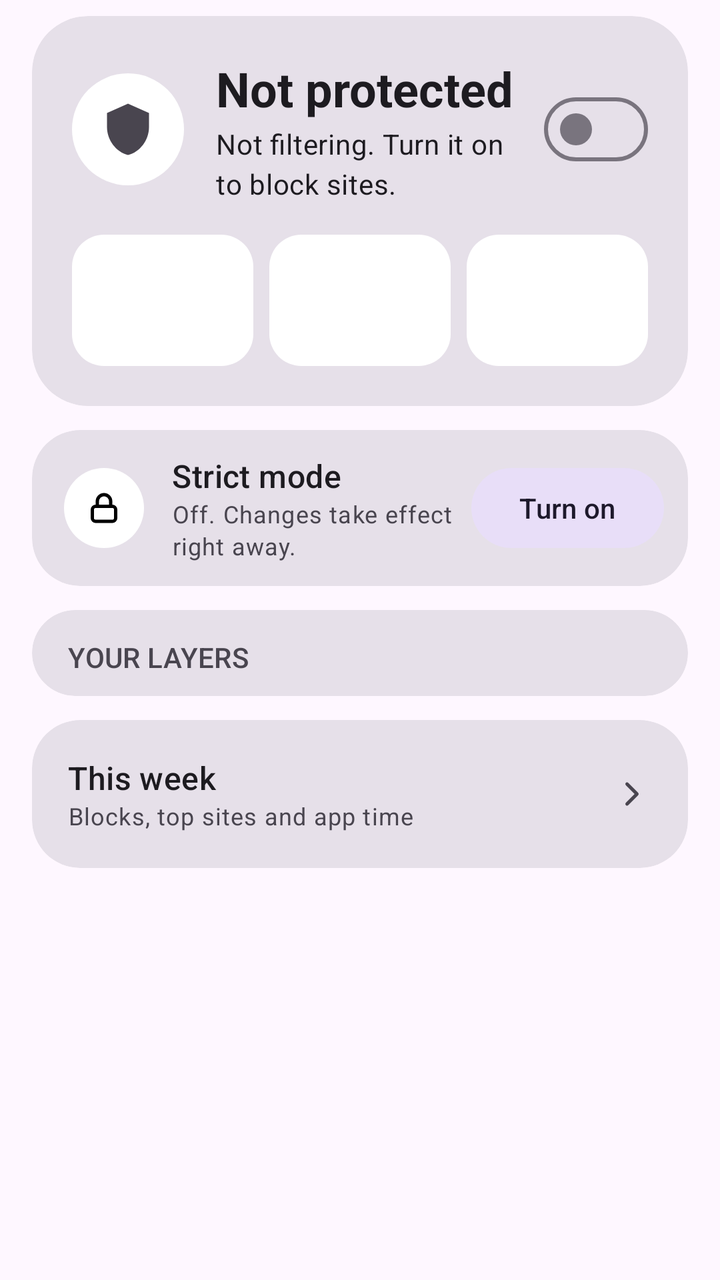
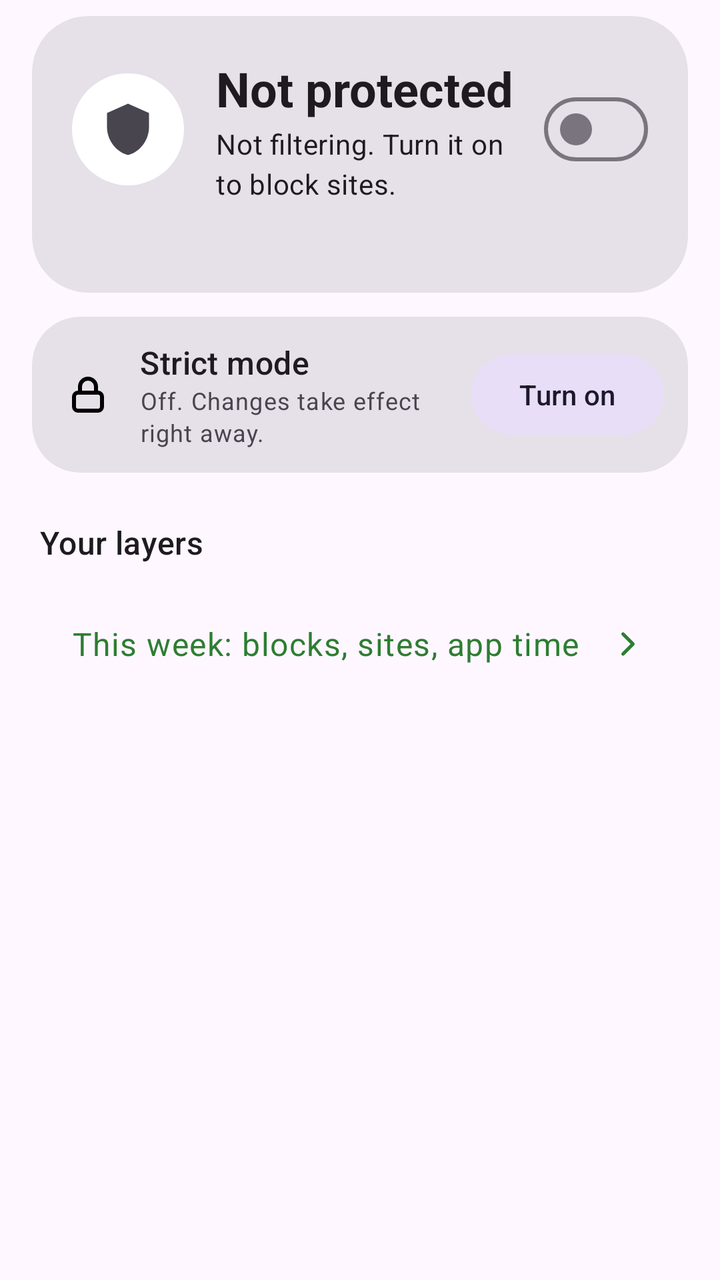

Compare the two renders of this Android layout. The source of the first and the diff that turns it into the second are given below.
<!-- AndroidManifest.xml: application theme Theme.FocusFence -->
<!-- res/layout/fragment_home.xml -->
<?xml version="1.0" encoding="utf-8"?>
<androidx.core.widget.NestedScrollView
    xmlns:android="http://schemas.android.com/apk/res/android"
    xmlns:app="http://schemas.android.com/apk/res-auto"
    android:layout_width="match_parent"
    android:layout_height="match_parent"
    android:fillViewport="true">

    <LinearLayout
        android:layout_width="match_parent"
        android:layout_height="wrap_content"
        android:orientation="vertical"
        android:paddingHorizontal="16dp"
        android:paddingTop="8dp"
        android:paddingBottom="24dp">

        
        <com.google.android.material.card.MaterialCardView
            android:id="@+id/heroCard"
            android:layout_width="match_parent"
            android:layout_height="wrap_content"
            app:cardCornerRadius="28dp"
            app:contentPadding="20dp">

            <LinearLayout
                android:layout_width="match_parent"
                android:layout_height="wrap_content"
                android:orientation="vertical">

                <LinearLayout
                    android:layout_width="match_parent"
                    android:layout_height="wrap_content"
                    android:gravity="center_vertical"
                    android:orientation="horizontal">

                    <FrameLayout
                        android:id="@+id/heroIconBg"
                        android:layout_width="56dp"
                        android:layout_height="56dp"
                        android:background="@drawable/bg_circle">

                        <ImageView
                            android:id="@+id/heroIcon"
                            android:layout_width="28dp"
                            android:layout_height="28dp"
                            android:layout_gravity="center"
                            android:importantForAccessibility="no"
                            android:src="@drawable/ic_shield" />
                    </FrameLayout>

                    <LinearLayout
                        android:layout_width="0dp"
                        android:layout_height="wrap_content"
                        android:layout_marginStart="16dp"
                        android:layout_marginEnd="8dp"
                        android:layout_weight="1"
                        android:orientation="vertical">

                        <TextView
                            android:id="@+id/heroTitle"
                            android:layout_width="wrap_content"
                            android:layout_height="wrap_content"
                            android:text="@string/hero_off"
                            android:textAppearance="?attr/textAppearanceHeadlineSmall"
                            android:textStyle="bold" />

                        <TextView
                            android:id="@+id/statusText"
                            android:layout_width="wrap_content"
                            android:layout_height="wrap_content"
                            android:layout_marginTop="2dp"
                            android:text="@string/status_inactive"
                            android:textAppearance="?attr/textAppearanceBodyMedium" />
                    </LinearLayout>

                    <com.google.android.material.materialswitch.MaterialSwitch
                        android:id="@+id/vpnSwitch"
                        android:layout_width="wrap_content"
                        android:layout_height="wrap_content"
                        android:contentDescription="@string/blocking_switch_label" />
                </LinearLayout>

                
                <LinearLayout
                    android:id="@+id/statsRow"
                    android:layout_width="match_parent"
                    android:layout_height="wrap_content"
                    android:layout_marginTop="16dp"
                    android:baselineAligned="false"
                    android:orientation="horizontal">

                    <include
                        android:id="@+id/statBlocked"
                        layout="@layout/item_hero_stat"
                        android:layout_width="0dp"
                        android:layout_height="wrap_content"
                        android:layout_weight="1" />

                    <include
                        android:id="@+id/statPartners"
                        layout="@layout/item_hero_stat"
                        android:layout_width="0dp"
                        android:layout_height="wrap_content"
                        android:layout_marginStart="8dp"
                        android:layout_weight="1" />

                    <include
                        android:id="@+id/statSync"
                        layout="@layout/item_hero_stat"
                        android:layout_width="0dp"
                        android:layout_height="wrap_content"
                        android:layout_marginStart="8dp"
                        android:layout_weight="1" />
                </LinearLayout>
            </LinearLayout>
        </com.google.android.material.card.MaterialCardView>

        
        <com.google.android.material.card.MaterialCardView
            android:id="@+id/strictCard"
            android:layout_width="match_parent"
            android:layout_height="wrap_content"
            android:layout_marginTop="12dp"
            android:clickable="true"
            android:focusable="true"
            app:cardCornerRadius="24dp"
            app:contentPaddingBottom="12dp"
            app:contentPaddingLeft="16dp"
            app:contentPaddingRight="12dp"
            app:contentPaddingTop="12dp">

            <LinearLayout
                android:layout_width="match_parent"
                android:layout_height="wrap_content"
                android:gravity="center_vertical"
                android:orientation="horizontal">

                <FrameLayout
                    android:id="@+id/strictIconBg"
                    android:layout_width="40dp"
                    android:layout_height="40dp"
                    android:background="@drawable/bg_circle">

                    <ImageView
                        android:id="@+id/strictIcon"
                        android:layout_width="20dp"
                        android:layout_height="20dp"
                        android:layout_gravity="center"
                        android:importantForAccessibility="no"
                        android:src="@drawable/ic_lock" />
                </FrameLayout>

                <LinearLayout
                    android:layout_width="0dp"
                    android:layout_height="wrap_content"
                    android:layout_marginStart="14dp"
                    android:layout_weight="1"
                    android:orientation="vertical">

                    <TextView
                        android:layout_width="wrap_content"
                        android:layout_height="wrap_content"
                        android:text="@string/strict_title"
                        android:textAppearance="?attr/textAppearanceTitleMedium" />

                    <TextView
                        android:id="@+id/strictStatusText"
                        android:layout_width="wrap_content"
                        android:layout_height="wrap_content"
                        android:text="@string/home_strict_off"
                        android:textAppearance="?attr/textAppearanceBodySmall"
                        android:textColor="?attr/colorOnSurfaceVariant" />
                </LinearLayout>

                <Button
                    android:id="@+id/strictActionButton"
                    style="@style/Widget.Material3.Button.TonalButton"
                    android:layout_width="wrap_content"
                    android:layout_height="wrap_content"
                    android:layout_marginStart="8dp"
                    android:text="@string/home_strict_turn_on" />
            </LinearLayout>
        </com.google.android.material.card.MaterialCardView>

        
        <com.google.android.material.card.MaterialCardView
            android:id="@+id/attentionCard"
            android:layout_width="match_parent"
            android:layout_height="wrap_content"
            android:layout_marginTop="12dp"
            android:visibility="gone"
            app:cardCornerRadius="24dp"
            app:contentPadding="16dp">

            <LinearLayout
                android:layout_width="match_parent"
                android:layout_height="wrap_content"
                android:orientation="vertical">

                <TextView
                    android:id="@+id/attentionTitle"
                    android:layout_width="wrap_content"
                    android:layout_height="wrap_content"
                    android:text="@string/attention_title"
                    android:textAppearance="?attr/textAppearanceTitleMedium"
                    android:textColor="@color/warn" />

                <LinearLayout
                    android:id="@+id/accessibilityRow"
                    android:layout_width="match_parent"
                    android:layout_height="wrap_content"
                    android:gravity="center_vertical"
                    android:orientation="horizontal"
                    android:visibility="gone">

                    <TextView
                        android:layout_width="0dp"
                        android:layout_height="wrap_content"
                        android:layout_weight="1"
                        android:text="@string/attention_accessibility"
                        android:textAppearance="?attr/textAppearanceBodySmall"
                        android:textColor="?attr/colorOnSurfaceVariant" />

                    <Button
                        android:id="@+id/accessibilityActionButton"
                        style="@style/Widget.Material3.Button.TextButton"
                        android:layout_width="wrap_content"
                        android:layout_height="wrap_content"
                        android:text="@string/section_enable_button" />
                </LinearLayout>

                <LinearLayout
                    android:id="@+id/adlistRow"
                    android:layout_width="match_parent"
                    android:layout_height="wrap_content"
                    android:gravity="center_vertical"
                    android:orientation="horizontal"
                    android:visibility="gone">

                    <TextView
                        android:layout_width="0dp"
                        android:layout_height="wrap_content"
                        android:layout_weight="1"
                        android:text="@string/attention_adlist"
                        android:textAppearance="?attr/textAppearanceBodySmall"
                        android:textColor="?attr/colorOnSurfaceVariant" />

                    <Button
                        android:id="@+id/adlistActionButton"
                        style="@style/Widget.Material3.Button.TextButton"
                        android:layout_width="wrap_content"
                        android:layout_height="wrap_content"
                        android:text="@string/attention_adlist_action" />
                </LinearLayout>
            </LinearLayout>
        </com.google.android.material.card.MaterialCardView>

        <com.google.android.material.card.MaterialCardView
            android:layout_width="match_parent"
            android:layout_height="wrap_content"
            android:layout_marginTop="12dp"
            app:cardCornerRadius="24dp"
            app:contentPaddingBottom="6dp"
            app:contentPaddingTop="14dp">

            <LinearLayout
                android:layout_width="match_parent"
                android:layout_height="wrap_content"
                android:orientation="vertical">

                <LinearLayout
                    android:layout_width="match_parent"
                    android:layout_height="wrap_content"
                    android:orientation="horizontal"
                    android:paddingHorizontal="18dp">

                    <TextView
                        android:layout_width="0dp"
                        android:layout_height="wrap_content"
                        android:layout_weight="1"
                        android:text="@string/home_layers_title"
                        android:textAllCaps="true"
                        android:textAppearance="?attr/textAppearanceLabelLarge"
                        android:textColor="?attr/colorOnSurfaceVariant" />

                    <TextView
                        android:id="@+id/layersCount"
                        android:layout_width="wrap_content"
                        android:layout_height="wrap_content"
                        android:textAppearance="?attr/textAppearanceLabelLarge"
                        android:textColor="@color/good" />
                </LinearLayout>

                
                <LinearLayout
                    android:id="@+id/statusContainer"
                    android:layout_width="match_parent"
                    android:layout_height="wrap_content"
                    android:layout_marginTop="4dp"
                    android:orientation="vertical" />
            </LinearLayout>
        </com.google.android.material.card.MaterialCardView>

        <com.google.android.material.card.MaterialCardView
            android:id="@+id/weekCard"
            android:layout_width="match_parent"
            android:layout_height="wrap_content"
            android:layout_marginTop="12dp"
            android:clickable="true"
            android:focusable="true"
            app:cardCornerRadius="24dp"
            app:contentPadding="18dp">

            <LinearLayout
                android:layout_width="match_parent"
                android:layout_height="wrap_content"
                android:gravity="center_vertical"
                android:orientation="horizontal">

                <LinearLayout
                    android:layout_width="0dp"
                    android:layout_height="wrap_content"
                    android:layout_weight="1"
                    android:orientation="vertical">

                    <TextView
                        android:layout_width="wrap_content"
                        android:layout_height="wrap_content"
                        android:text="@string/home_week_title"
                        android:textAppearance="?attr/textAppearanceTitleMedium" />

                    <TextView
                        android:layout_width="wrap_content"
                        android:layout_height="wrap_content"
                        android:text="@string/home_week_summary"
                        android:textAppearance="?attr/textAppearanceBodySmall"
                        android:textColor="?attr/colorOnSurfaceVariant" />
                </LinearLayout>

                <ImageView
                    android:layout_width="20dp"
                    android:layout_height="20dp"
                    android:importantForAccessibility="no"
                    android:src="@drawable/ic_chevron_right"
                    app:tint="?attr/colorOnSurfaceVariant" />
            </LinearLayout>
        </com.google.android.material.card.MaterialCardView>
    </LinearLayout>
</androidx.core.widget.NestedScrollView>
<!-- res/layout/item_hero_stat.xml (included above) -->
<?xml version="1.0" encoding="utf-8"?>
<LinearLayout xmlns:android="http://schemas.android.com/apk/res/android"
    android:id="@+id/statRoot"
    android:layout_width="match_parent"
    android:layout_height="wrap_content"
    android:background="@drawable/bg_stat_tile"
    android:orientation="vertical"
    android:paddingHorizontal="12dp"
    android:paddingVertical="10dp">

    <TextView
        android:id="@+id/statValue"
        android:layout_width="wrap_content"
        android:layout_height="wrap_content"
        android:maxLines="1"
        android:textAppearance="?attr/textAppearanceTitleLarge"
        android:textStyle="bold" />

    <TextView
        android:id="@+id/statLabel"
        android:layout_width="wrap_content"
        android:layout_height="wrap_content"
        android:maxLines="1"
        android:textAppearance="?attr/textAppearanceBodySmall" />
</LinearLayout>
<!-- resources referenced by this layout -->
<resources>
  <color name="good">#1E7A45</color>
  <color name="warn">#8A5A00</color>
  <!-- drawable bg_circle (drawable) -->
  <?xml version="1.0" encoding="utf-8"?>
  <shape xmlns:android="http://schemas.android.com/apk/res/android" android:shape="oval">
      <solid android:color="#FFFFFFFF" />
  </shape>
  <!-- drawable bg_stat_tile (drawable) -->
  <?xml version="1.0" encoding="utf-8"?>
  <shape xmlns:android="http://schemas.android.com/apk/res/android" android:shape="rectangle">
      <corners android:radius="16dp" />
      <solid android:color="#FFFFFFFF" />
  </shape>
  <!-- drawable ic_chevron_right (drawable) -->
  <vector xmlns:android="http://schemas.android.com/apk/res/android" android:width="24dp" android:height="24dp" android:viewportWidth="24" android:viewportHeight="24">
      <path android:pathData="M9,6l6,6 -6,6" android:strokeColor="#FF000000" android:strokeWidth="2" android:strokeLineCap="round" android:strokeLineJoin="round" android:fillColor="#00000000"/>
  </vector>
  <!-- drawable ic_lock (drawable) -->
  <vector xmlns:android="http://schemas.android.com/apk/res/android" android:width="24dp" android:height="24dp" android:viewportWidth="24" android:viewportHeight="24">
      <path android:pathData="M7,11h10a2,2 0,0 1,2 2v5a2,2 0,0 1,-2 2H7a2,2 0,0 1,-2 -2v-5a2,2 0,0 1,2 -2z" android:strokeColor="#FF000000" android:strokeWidth="2" android:fillColor="#00000000"/>
      <path android:pathData="M8,11V8a4,4 0,0 1,8 0v3" android:strokeColor="#FF000000" android:strokeWidth="2" android:strokeLineCap="round" android:fillColor="#00000000"/>
  </vector>
  <!-- drawable ic_shield (drawable) -->
  <?xml version="1.0" encoding="utf-8"?>
  <vector xmlns:android="http://schemas.android.com/apk/res/android"
      android:width="24dp"
      android:height="24dp"
      android:viewportWidth="24"
      android:viewportHeight="24"
      android:tint="?attr/colorControlNormal">
      <path
          android:fillColor="#FFFFFFFF"
          android:pathData="M12,1L3,5v6c0,5.55 3.84,10.74 9,12 5.16,-1.26 9,-6.45 9,-12V5L12,1z" />
  </vector>
  <string name="attention_accessibility">Section rules and blocked apps need the accessibility permission.</string>
  <string name="attention_adlist">Ad blocking is on, but no filter list is downloaded yet.</string>
  <string name="attention_adlist_action">Open settings</string>
  <string name="attention_title">Needs attention</string>
  <string name="blocking_switch_label">Protection</string>
  <string name="hero_off">Not protected</string>
  <string name="home_layers_title">Your layers</string>
  <string name="home_strict_off">Off. Changes take effect right away.</string>
  <string name="home_strict_turn_on">Turn on</string>
  <string name="home_week_summary">Blocks, top sites and app time</string>
  <string name="home_week_title">This week</string>
  <string name="section_enable_button">Enable</string>
  <string name="status_inactive">Not filtering. Turn it on to block sites.</string>
  <string name="strict_title">Strict mode</string>
  <style name="Theme.FocusFence" parent="Theme.Material3.DayNight.NoActionBar">
          <item name="colorPrimary">@color/brand_primary</item>
          
          <item name="materialCardViewStyle">@style/Widget.Material3.CardView.Filled</item>
          
          <item name="android:statusBarColor">?attr/colorSurface</item>
          <item name="android:navigationBarColor">?attr/colorSurface</item>
          <item name="android:windowLightStatusBar">true</item>
      </style>
  <color name="brand_primary">#2E7D32</color>
</resources>

<!-- the commit's change to res/layout/fragment_home.xml (unified diff, before → after) -->
@@ -81,37 +81,13 @@
                 </LinearLayout>
 
                 
-                <LinearLayout
-                    android:id="@+id/statsRow"
-                    android:layout_width="match_parent"
-                    android:layout_height="wrap_content"
-                    android:layout_marginTop="16dp"
-                    android:baselineAligned="false"
-                    android:orientation="horizontal">
-
-                    <include
-                        android:id="@+id/statBlocked"
-                        layout="@layout/item_hero_stat"
-                        android:layout_width="0dp"
-                        android:layout_height="wrap_content"
-                        android:layout_weight="1" />
-
-                    <include
-                        android:id="@+id/statPartners"
-                        layout="@layout/item_hero_stat"
-                        android:layout_width="0dp"
-                        android:layout_height="wrap_content"
-                        android:layout_marginStart="8dp"
-                        android:layout_weight="1" />
-
-                    <include
-                        android:id="@+id/statSync"
-                        layout="@layout/item_hero_stat"
-                        android:layout_width="0dp"
-                        android:layout_height="wrap_content"
-                        android:layout_marginStart="8dp"
-                        android:layout_weight="1" />
-                </LinearLayout>
+                <TextView
+                    android:id="@+id/heroDetail"
+                    android:layout_width="match_parent"
+                    android:layout_height="wrap_content"
+                    android:layout_marginStart="72dp"
+                    android:layout_marginTop="6dp"
+                    android:textAppearance="?attr/textAppearanceBodyMedium" />
             </LinearLayout>
         </com.google.android.material.card.MaterialCardView>
 
@@ -135,20 +111,12 @@
                 android:gravity="center_vertical"
                 android:orientation="horizontal">
 
-                <FrameLayout
-                    android:id="@+id/strictIconBg"
-                    android:layout_width="40dp"
-                    android:layout_height="40dp"
-                    android:background="@drawable/bg_circle">
-
-                    <ImageView
-                        android:id="@+id/strictIcon"
-                        android:layout_width="20dp"
-                        android:layout_height="20dp"
-                        android:layout_gravity="center"
-                        android:importantForAccessibility="no"
-                        android:src="@drawable/ic_lock" />
-                </FrameLayout>
+                <ImageView
+                    android:id="@+id/strictIcon"
+                    android:layout_width="24dp"
+                    android:layout_height="24dp"
+                    android:importantForAccessibility="no"
+                    android:src="@drawable/ic_lock" />
 
                 <LinearLayout
                     android:layout_width="0dp"
@@ -255,121 +223,66 @@
             </LinearLayout>
         </com.google.android.material.card.MaterialCardView>
 
-        <com.google.android.material.card.MaterialCardView
-            android:layout_width="match_parent"
-            android:layout_height="wrap_content"
-            android:layout_marginTop="12dp"
-            app:cardCornerRadius="24dp"
-            app:contentPaddingBottom="6dp"
-            app:contentPaddingTop="14dp">
-
-            <LinearLayout
-                android:layout_width="match_parent"
-                android:layout_height="wrap_content"
-                android:orientation="vertical">
-
-                <LinearLayout
-                    android:layout_width="match_parent"
-                    android:layout_height="wrap_content"
-                    android:orientation="horizontal"
-                    android:paddingHorizontal="18dp">
-
-                    <TextView
-                        android:layout_width="0dp"
-                        android:layout_height="wrap_content"
-                        android:layout_weight="1"
-                        android:text="@string/home_layers_title"
-                        android:textAllCaps="true"
-                        android:textAppearance="?attr/textAppearanceLabelLarge"
-                        android:textColor="?attr/colorOnSurfaceVariant" />
-
-                    <TextView
-                        android:id="@+id/layersCount"
-                        android:layout_width="wrap_content"
-                        android:layout_height="wrap_content"
-                        android:textAppearance="?attr/textAppearanceLabelLarge"
-                        android:textColor="@color/good" />
-                </LinearLayout>
-
-                
-                <LinearLayout
-                    android:id="@+id/statusContainer"
-                    android:layout_width="match_parent"
-                    android:layout_height="wrap_content"
-                    android:layout_marginTop="4dp"
-                    android:orientation="vertical" />
-            </LinearLayout>
-        </com.google.android.material.card.MaterialCardView>
-
-        <com.google.android.material.card.MaterialCardView
+        
+        <LinearLayout
+            android:layout_width="match_parent"
+            android:layout_height="wrap_content"
+            android:layout_marginTop="24dp"
+            android:orientation="horizontal"
+            android:paddingHorizontal="4dp">
+
+            <TextView
+                android:layout_width="0dp"
+                android:layout_height="wrap_content"
+                android:layout_weight="1"
+                android:text="@string/home_layers_title"
+                android:textAppearance="?attr/textAppearanceTitleMedium" />
+
+            <TextView
+                android:id="@+id/layersCount"
+                android:layout_width="wrap_content"
+                android:layout_height="wrap_content"
+                android:textAppearance="?attr/textAppearanceBodyMedium"
+                android:textColor="?attr/colorOnSurfaceVariant" />
+        </LinearLayout>
+
+        
+        <LinearLayout
+            android:id="@+id/statusContainer"
+            android:layout_width="match_parent"
+            android:layout_height="wrap_content"
+            android:layout_marginHorizontal="-16dp"
+            android:layout_marginTop="4dp"
+            android:divider="?attr/dividerHorizontal"
+            android:orientation="vertical"
+            android:showDividers="middle" />
+
+        <LinearLayout
             android:id="@+id/weekCard"
             android:layout_width="match_parent"
             android:layout_height="wrap_content"
-            android:layout_marginTop="12dp"
-            android:clickable="true"
-            android:focusable="true"
-            app:cardCornerRadius="24dp"
-            app:contentPadding="18dp">
-
-            <LinearLayout
-                android:layout_width="match_parent"
-                android:layout_height="wrap_content"
-                android:gravity="center_vertical"
-                android:orientation="horizontal">
-
-                <LinearLayout
-                    android:layout_width="0dp"
-                    android:layout_height="wrap_content"
-                    android:layout_weight="1"
-                    android:orientation="vertical">
-
-                    <TextView
-                        android:layout_width="wrap_content"
-                        android:layout_height="wrap_content"
-                        android:text="@string/home_week_title"
-                        android:textAppearance="?attr/textAppearanceTitleMedium" />
-
-                    <TextView
-                        android:layout_width="wrap_content"
-                        android:layout_height="wrap_content"
-                        android:text="@string/home_week_summary"
-                        android:textAppearance="?attr/textAppearanceBodySmall"
-                        android:textColor="?attr/colorOnSurfaceVariant" />
-                </LinearLayout>
-
-                <ImageView
-                    android:layout_width="20dp"
-                    android:layout_height="20dp"
-                    android:importantForAccessibility="no"
-                    android:src="@drawable/ic_chevron_right"
-                    app:tint="?attr/colorOnSurfaceVariant" />
-            </LinearLayout>
-        </com.google.android.material.card.MaterialCardView>
+            android:layout_marginHorizontal="-16dp"
+            android:layout_marginTop="8dp"
+            android:background="?attr/selectableItemBackground"
+            android:gravity="center_vertical"
+            android:minHeight="56dp"
+            android:orientation="horizontal"
+            android:paddingHorizontal="20dp">
+
+            <TextView
+                android:layout_width="0dp"
+                android:layout_height="wrap_content"
+                android:layout_weight="1"
+                android:text="@string/home_week_title"
+                android:textAppearance="?attr/textAppearanceBodyLarge"
+                android:textColor="?attr/colorPrimary" />
+
+            <ImageView
+                android:layout_width="20dp"
+                android:layout_height="20dp"
+                android:importantForAccessibility="no"
+                android:src="@drawable/ic_chevron_right"
+                app:tint="?attr/colorPrimary" />
+        </LinearLayout>
     </LinearLayout>
 </androidx.core.widget.NestedScrollView>
-<!-- res/layout/item_hero_stat.xml (included above) -->
-<?xml version="1.0" encoding="utf-8"?>
-<LinearLayout xmlns:android="http://schemas.android.com/apk/res/android"
-    android:id="@+id/statRoot"
-    android:layout_width="match_parent"
-    android:layout_height="wrap_content"
-    android:background="@drawable/bg_stat_tile"
-    android:orientation="vertical"
-    android:paddingHorizontal="12dp"
-    android:paddingVertical="10dp">
-
-    <TextView
-        android:id="@+id/statValue"
-        android:layout_width="wrap_content"
-        android:layout_height="wrap_content"
-        android:maxLines="1"
-        android:textAppearance="?attr/textAppearanceTitleLarge"
-        android:textStyle="bold" />
-
-    <TextView
-        android:id="@+id/statLabel"
-        android:layout_width="wrap_content"
-        android:layout_height="wrap_content"
-        android:maxLines="1"
-        android:textAppearance="?attr/textAppearanceBodySmall" />
-</LinearLayout>
<!-- resource entries referenced after the edit -->
@@ -1,16 +1,9 @@
 <!-- resources referenced by this layout -->
 <resources>
-  <color name="good">#1E7A45</color>
   <color name="warn">#8A5A00</color>
   <!-- drawable bg_circle (drawable) -->
   <?xml version="1.0" encoding="utf-8"?>
   <shape xmlns:android="http://schemas.android.com/apk/res/android" android:shape="oval">
-      <solid android:color="#FFFFFFFF" />
-  </shape>
-  <!-- drawable bg_stat_tile (drawable) -->
-  <?xml version="1.0" encoding="utf-8"?>
-  <shape xmlns:android="http://schemas.android.com/apk/res/android" android:shape="rectangle">
-      <corners android:radius="16dp" />
       <solid android:color="#FFFFFFFF" />
   </shape>
   <!-- drawable ic_chevron_right (drawable) -->
@@ -43,8 +36,7 @@
   <string name="home_layers_title">Your layers</string>
   <string name="home_strict_off">Off. Changes take effect right away.</string>
   <string name="home_strict_turn_on">Turn on</string>
-  <string name="home_week_summary">Blocks, top sites and app time</string>
-  <string name="home_week_title">This week</string>
+  <string name="home_week_title">This week: blocks, sites, app time</string>
   <string name="section_enable_button">Enable</string>
   <string name="status_inactive">Not filtering. Turn it on to block sites.</string>
   <string name="strict_title">Strict mode</string>
